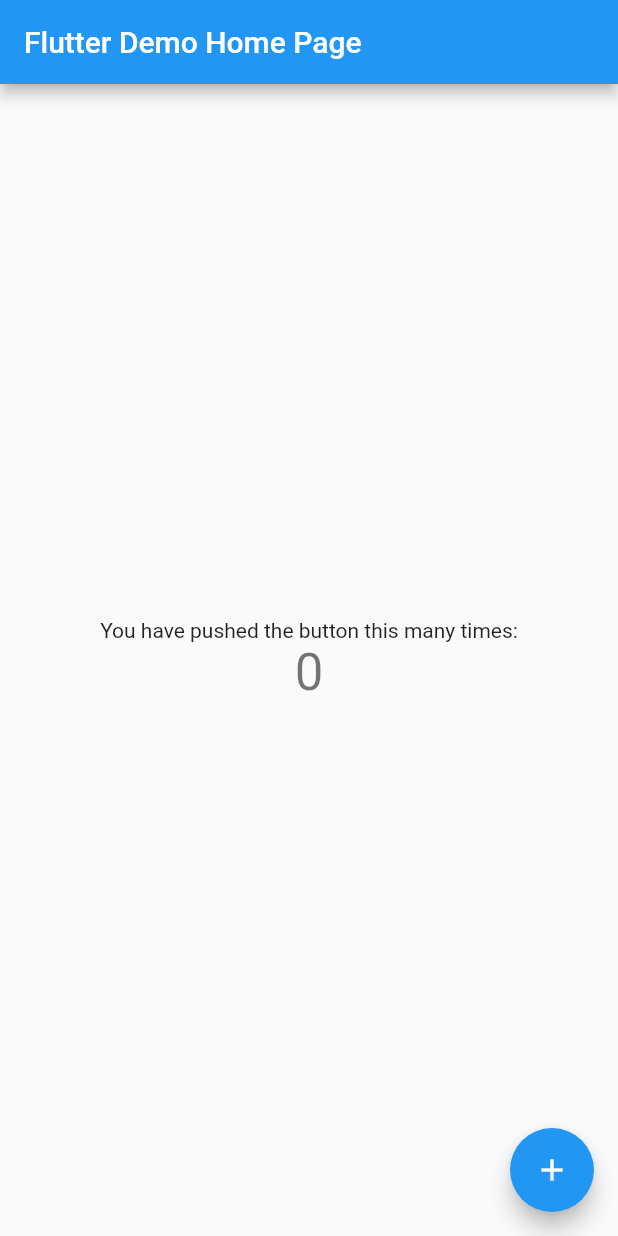
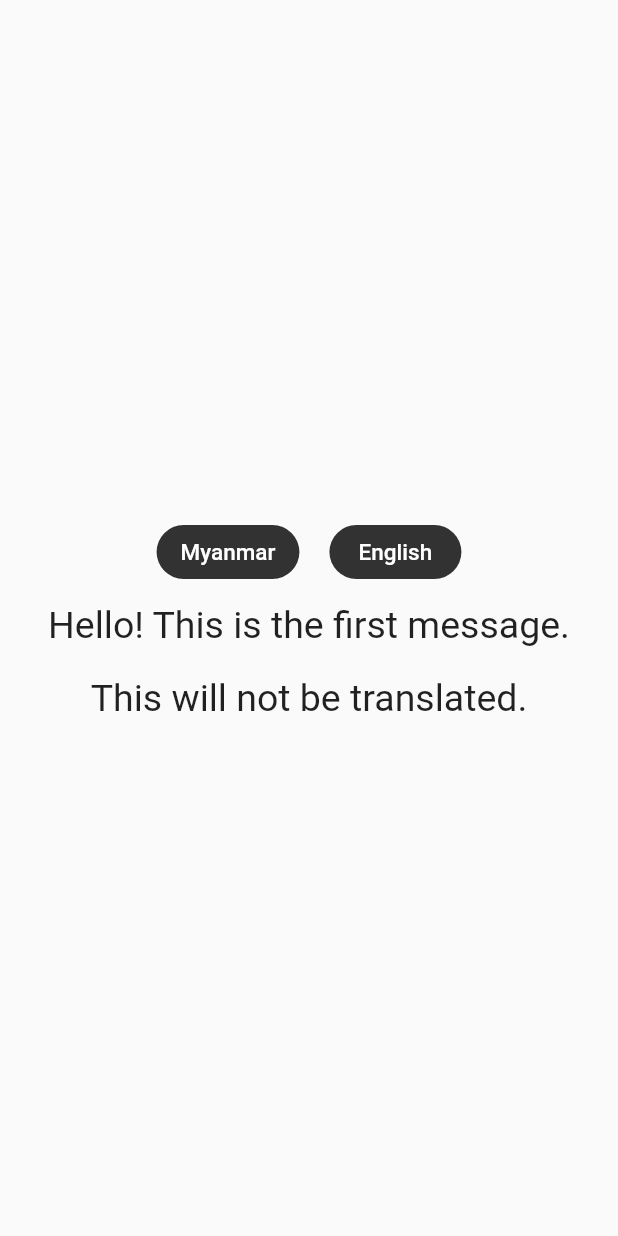
Before and after one commit to TunNandaAung/flutter-localization, a Flutter app: the screen it shows after launch, on a phone screen of 412 x 824 dp. Run offline on Flutter 3.47's test engine with Material 2 defaults, Android fonts, the phone set to English and light mode, and no system bars; our stand-ins replace bloc, equatable, flutter_bloc.

Commit message:
Add Manual Localization with BLoC

```diff
--- /dev/null
+++ b/lang/my.json
@@ -0,0 +1,3 @@
+{
+    "first_string": "မင်္ဂလာပါ ပထမစကားဖြစ်ပါတယ်"
+}
--- /dev/null
+++ b/lib/app_locale.dart
@@ -0,0 +1,8 @@
+import 'package:flutter/material.dart';
+
+enum AppLocale { EN, MY }
+
+final appLocaleData = {
+  AppLocale.EN: Locale('en', 'US'),
+  AppLocale.MY: Locale('my', 'MY')
+};
--- /dev/null
+++ b/lib/app_localizations.dart
@@ -0,0 +1,71 @@
+import 'dart:async';
+import 'dart:convert';
+
+import 'package:flutter/material.dart';
+import 'package:flutter/services.dart';
+
+class AppLocalizations {
+  final Locale locale;
+
+  AppLocalizations(this.locale);
+
+  // Helper method to keep the code in the widgets concise
+  // Localizations are accessed using an InheritedWidget "of" syntax
+  static AppLocalizations of(BuildContext context) {
+    return Localizations.of<AppLocalizations>(context, AppLocalizations);
+  }
+
+  // Static member to have a simple access to the delegate from the MaterialApp
+  static const LocalizationsDelegate<AppLocalizations> delegate =
+      _AppLocalizationsDelegate();
+
+  Map<String, String> _localizedStrings;
+
+  Future<bool> load(Locale lo) async {
+    // Load the language JSON file from the "lang" folder
+
+    print(lo == null ? 'Null' : lo.languageCode);
+    String jsonString = await rootBundle.loadString(lo == null
+        ? 'lang/${locale.languageCode}.json'
+        : 'lang/${lo.languageCode}.json');
+    Map<String, dynamic> jsonMap = json.decode(jsonString);
+
+    _localizedStrings = jsonMap.map((key, value) {
+      return MapEntry(key, value.toString());
+    });
+
+    return true;
+  }
+
+  // This method will be called from every widget which needs a localized text
+  String translate(String key) {
+    print(_localizedStrings[key]);
+    return _localizedStrings[key];
+  }
+}
+
+// LocalizationsDelegate is a factory for a set of localized resources
+// In this case, the localized strings will be gotten in an AppLocalizations object
+class _AppLocalizationsDelegate
+    extends LocalizationsDelegate<AppLocalizations> {
+  // This delegate instance will never change (it doesn't even have fields!)
+  // It can provide a constant constructor.
+  const _AppLocalizationsDelegate();
+
+  @override
+  bool isSupported(Locale locale) {
+    // Include all of your supported language codes here
+    return ['en', 'my'].contains(locale.languageCode);
+  }
+
+  @override
+  Future<AppLocalizations> load(Locale locale) async {
+    // AppLocalizations class is where the JSON loading actually runs
+    AppLocalizations localizations = new AppLocalizations(locale);
+    await localizations.load(locale);
+    return localizations;
+  }
+
+  @override
+  bool shouldReload(_AppLocalizationsDelegate old) => false;
+}
--- /dev/null
+++ b/lib/locale_bloc/bloc.dart
@@ -0,0 +1,3 @@
+export 'locale_bloc.dart';
+export 'locale_event.dart';
+export 'locale_state.dart';
--- /dev/null
+++ b/lib/locale_bloc/locale_bloc.dart
@@ -0,0 +1,23 @@
+import 'dart:async';
+import 'package:bloc/bloc.dart';
+import 'package:localization/app_locale.dart';
+import 'package:localization/app_localizations.dart';
+import './bloc.dart';
+
+class LocaleBloc extends Bloc<LocaleEvent, AppLocale> {
+  @override
+  AppLocale get initialState =>
+      // Everything is accessible from the appLocaleData Map.
+      AppLocale.EN;
+
+  @override
+  Stream<AppLocale> mapEventToState(
+    LocaleEvent event,
+  ) async* {
+    if (event is LocaleChanged) {
+      yield event.locale;
+      print(event.locale.index);
+      AppLocalizations.of(event.context).load(appLocaleData[event.locale]);
+    }
+  }
+}
--- /dev/null
+++ b/lib/locale_bloc/locale_event.dart
@@ -0,0 +1,27 @@
+import 'package:equatable/equatable.dart';
+import 'package:flutter/cupertino.dart';
+
+import '../app_locale.dart';
+
+abstract class LocaleEvent extends Equatable {
+  const LocaleEvent();
+}
+
+class AppStarted extends LocaleEvent {
+  final BuildContext context;
+
+  AppStarted(this.context);
+
+  @override
+  List<Object> get props => [context];
+}
+
+class LocaleChanged extends LocaleEvent {
+  final AppLocale locale;
+  final BuildContext context;
+
+  const LocaleChanged(this.locale, this.context);
+
+  @override
+  List<Object> get props => [locale, context];
+}
--- /dev/null
+++ b/lib/locale_bloc/locale_state.dart
@@ -0,0 +1,10 @@
+import 'package:equatable/equatable.dart';
+
+abstract class LocaleState extends Equatable {
+  const LocaleState();
+}
+
+class InitialLocaleState extends LocaleState {
+  @override
+  List<Object> get props => [];
+}
--- a/lib/main.dart
+++ b/lib/main.dart
@@ -1,111 +1,140 @@
 import 'package:flutter/material.dart';
+import 'package:flutter_bloc/flutter_bloc.dart';
+import 'package:flutter_localizations/flutter_localizations.dart';
+import 'package:localization/app_locale.dart';
+import 'package:localization/locale_bloc/bloc.dart';
+
+import 'app_localizations.dart';
 
 void main() => runApp(MyApp());
 
 class MyApp extends StatelessWidget {
-  // This widget is the root of your application.
   @override
   Widget build(BuildContext context) {
+    return BlocProvider(
+      create: (context) => LocaleBloc()..add(AppStarted(context)),
+      child: _buildWithLocale(context),
+    );
+  }
+
+  Widget _buildWithLocale(BuildContext context) {
+    return BlocBuilder<LocaleBloc, AppLocale>(builder: (context, appLocale) {
       return MaterialApp(
-      title: 'Flutter Demo',
+        title: 'Flutter Localizations',
+        debugShowCheckedModeBanner: false,
         theme: ThemeData(
-        // This is the theme of your application.
-        //
-        // Try running your application with "flutter run". You'll see the
-        // application has a blue toolbar. Then, without quitting the app, try
-        // changing the primarySwatch below to Colors.green and then invoke
-        // "hot reload" (press "r" in the console where you ran "flutter run",
-        // or simply save your changes to "hot reload" in a Flutter IDE).
-        // Notice that the counter didn't reset back to zero; the application
-        // is not restarted.
           primarySwatch: Colors.blue,
         ),
-      home: MyHomePage(title: 'Flutter Demo Home Page'),
+        // List all of the app's supported locales here
+        supportedLocales: [
+          Locale('en', 'US'),
+          Locale('my', 'MY'),
+        ],
+        // These delegates make sure that the localization data for the proper language is loaded
+        localizationsDelegates: [
+          // A class which loads the translations from JSON files
+          AppLocalizations.delegate,
+          // Built-in localization of basic text for Material widgets
+          GlobalMaterialLocalizations.delegate,
+          // Built-in localization for text direction LTR/RTL
+          GlobalWidgetsLocalizations.delegate,
+        ],
+        locale: appLocaleData[appLocale],
+        // Returns a locale which will be used by the app
+        // localeResolutionCallback: (locale, supportedLocales) {
+        // Check if the current device locale is supported
+        // for (var supportedLocale in supportedLocales) {
+        //   if (supportedLocale.languageCode == locale.languageCode &&
+        //       supportedLocale.countryCode == locale.countryCode) {
+        //     return supportedLocale;
+        //   }
+        // }
+        // // If the locale of the device is not supported, use the first one
+        // // from the list (English, in this case).
+        // return supportedLocales.first;
+
+        // If the locale of the device is not supported, use the first one
+        // from the list (English, in this case).
+        //return appLocaleData[appLocale];
+        // },
+        home: MyHomePage(),
       );
+    });
   }
 }
 
-class MyHomePage extends StatefulWidget {
-  MyHomePage({Key key, this.title}) : super(key: key);
-
-  // This widget is the home page of your application. It is stateful, meaning
-  // that it has a State object (defined below) that contains fields that affect
-  // how it looks.
-
-  // This class is the configuration for the state. It holds the values (in this
-  // case the title) provided by the parent (in this case the App widget) and
-  // used by the build method of the State. Fields in a Widget subclass are
-  // always marked "final".
-
-  final String title;
-
-  @override
-  _MyHomePageState createState() => _MyHomePageState();
-}
-
-class _MyHomePageState extends State<MyHomePage> {
-  int _counter = 0;
-
-  void _incrementCounter() {
-    setState(() {
-      // This call to setState tells the Flutter framework that something has
-      // changed in this State, which causes it to rerun the build method below
-      // so that the display can reflect the updated values. If we changed
-      // _counter without calling setState(), then the build method would not be
-      // called again, and so nothing would appear to happen.
-      _counter++;
-    });
-  }
-
+class MyHomePage extends StatelessWidget {
   @override
   Widget build(BuildContext context) {
-    // This method is rerun every time setState is called, for instance as done
-    // by the _incrementCounter method above.
-    //
-    // The Flutter framework has been optimized to make rerunning build methods
-    // fast, so that you can just rebuild anything that needs updating rather
-    // than having to individually change instances of widgets.
     return Scaffold(
-      appBar: AppBar(
-        // Here we take the value from the MyHomePage object that was created by
-        // the App.build method, and use it to set our appbar title.
-        title: Text(widget.title),
-      ),
       body: Center(
-        // Center is a layout widget. It takes a single child and positions it
-        // in the middle of the parent.
+        child: Padding(
+          padding: const EdgeInsets.all(8.0),
           child: Column(
-          // Column is also a layout widget. It takes a list of children and
-          // arranges them vertically. By default, it sizes itself to fit its
-          // children horizontally, and tries to be as tall as its parent.
-          //
-          // Invoke "debug painting" (press "p" in the console, choose the
-          // "Toggle Debug Paint" action from the Flutter Inspector in Android
-          // Studio, or the "Toggle Debug Paint" command in Visual Studio Code)
-          // to see the wireframe for each widget.
-          //
-          // Column has various properties to control how it sizes itself and
-          // how it positions its children. Here we use mainAxisAlignment to
-          // center the children vertically; the main axis here is the vertical
-          // axis because Columns are vertical (the cross axis would be
-          // horizontal).
+            mainAxisSize: MainAxisSize.min,
+            children: <Widget>[
+              Row(
                 mainAxisAlignment: MainAxisAlignment.center,
                 children: <Widget>[
-            Text(
-              'You have pushed the button this many times:',
+                  FlatButton(
+                    onPressed: () {
+                      BlocProvider.of<LocaleBloc>(context)
+                          .add(LocaleChanged(AppLocale.MY, context));
+                    },
+                    color: Colors.black.withOpacity(.80),
+                    shape: RoundedRectangleBorder(
+                        borderRadius: BorderRadius.circular(50.0)),
+                    child: Padding(
+                      padding: const EdgeInsets.all(0.0),
+                      child: Text('Myanmar',
+                          style:
+                              TextStyle(fontSize: 15.0, color: Colors.white)),
+                    ),
+                  ),
+                  SizedBox(
+                    width: 20.0,
+                  ),
+                  FlatButton(
+                    onPressed: () {
+                      BlocProvider.of<LocaleBloc>(context)
+                          .add(LocaleChanged(AppLocale.EN, context));
+                    },
+                    color: Colors.black.withOpacity(.80),
+                    shape: RoundedRectangleBorder(
+                        borderRadius: BorderRadius.circular(50.0)),
+                    child: Padding(
+                      padding: const EdgeInsets.all(0.0),
+                      child: Text('English',
+                          style:
+                              TextStyle(fontSize: 15.0, color: Colors.white)),
+                    ),
+                  ),
+                ],
+              ),
+              SizedBox(
+                height: 10.0,
               ),
               Text(
-              '$_counter',
-              style: Theme.of(context).textTheme.display1,
+                AppLocalizations.of(context).translate('first_string'),
+                style: TextStyle(fontSize: 25),
+                textAlign: TextAlign.center,
+              ),
+              SizedBox(height: 10),
+              // Text(
+              //   AppLocalizations.of(context).translate('second_string'),
+              //   style: TextStyle(fontSize: 25),
+              //   textAlign: TextAlign.center,
+              // ),
+              SizedBox(height: 10),
+              Text(
+                'This will not be translated.',
+                style: TextStyle(fontSize: 25),
+                textAlign: TextAlign.center,
               ),
             ],
           ),
         ),
-      floatingActionButton: FloatingActionButton(
-        onPressed: _incrementCounter,
-        tooltip: 'Increment',
-        child: Icon(Icons.add),
-      ), // This trailing comma makes auto-formatting nicer for build methods.
+      ),
     );
   }
 }
```
Also changed, not shown: pubspec.yaml (+8 -3 lines), assets/lang/my.json (deleted), lang/en.json (renamed from assets/lang/en.json), pubspec.lock. Lines whose indentation alone changed are shown as unchanged.
